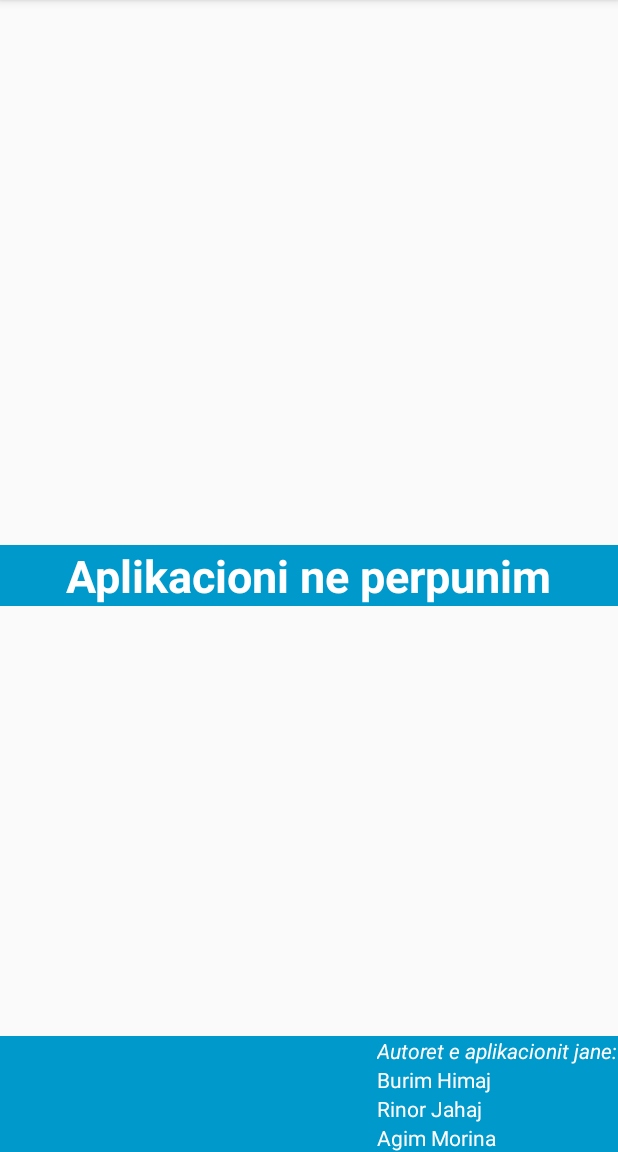
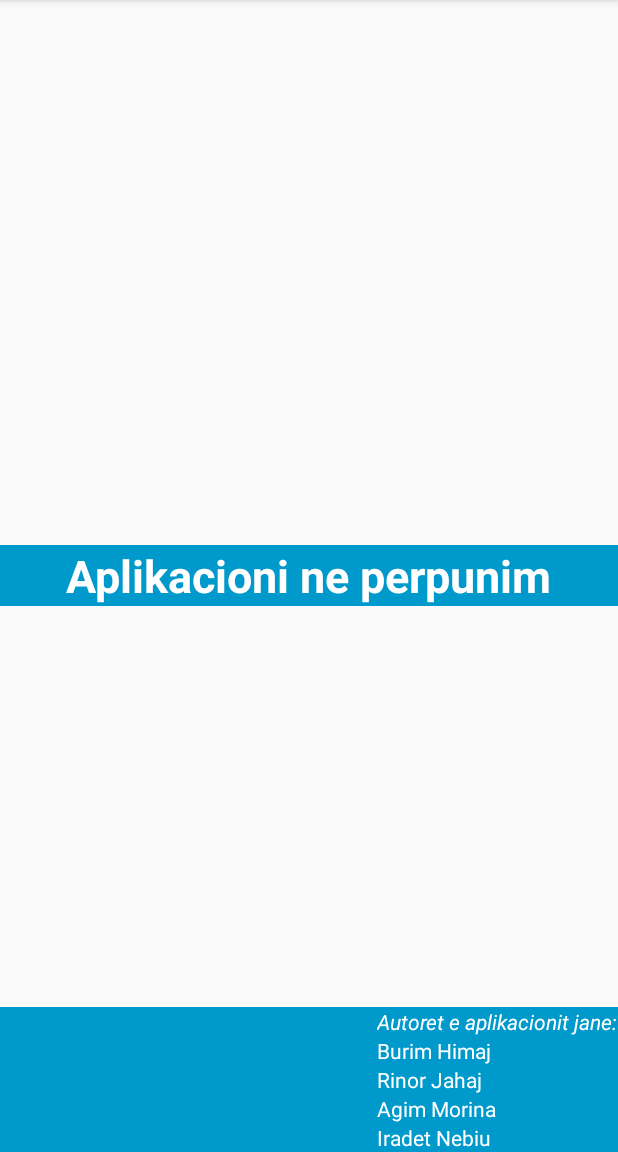
Before and after one commit to BurimHimaj/ChatAplikacioni, an Android app: the screen it shows after launch (MainActivity), on a phone screen of 412 x 824 dp, the part 84-1236 px from its top. Run offline under Robolectric (Android 15) with nearby library versions, the phone set to English and light mode, and no system bars.

Commit message:
Iradet Nebiu - E Kam bere ndryshimin

```diff
--- a/app/src/main/res/layout/activity_main.xml
+++ b/app/src/main/res/layout/activity_main.xml
@@ -62,6 +62,11 @@
                 android:layout_height="wrap_content"
                 android:text="@string/am"
                 android:textColor="@android:color/background_light" />
+            <TextView
+                android:layout_width="wrap_content"
+                android:layout_height="wrap_content"
+                android:text="Iradet Nebiu"
+                android:textColor="@android:color/background_light" />
         </LinearLayout>
     </LinearLayout>
 
```
